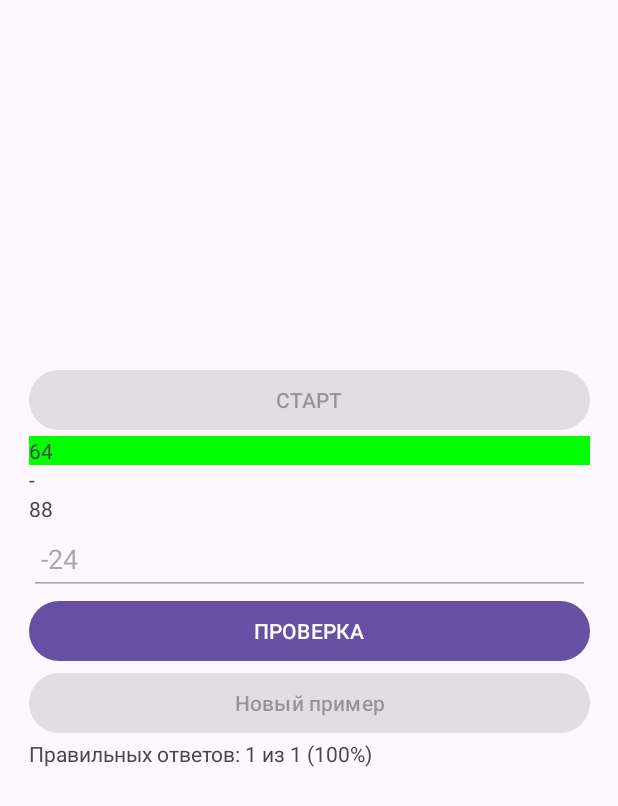
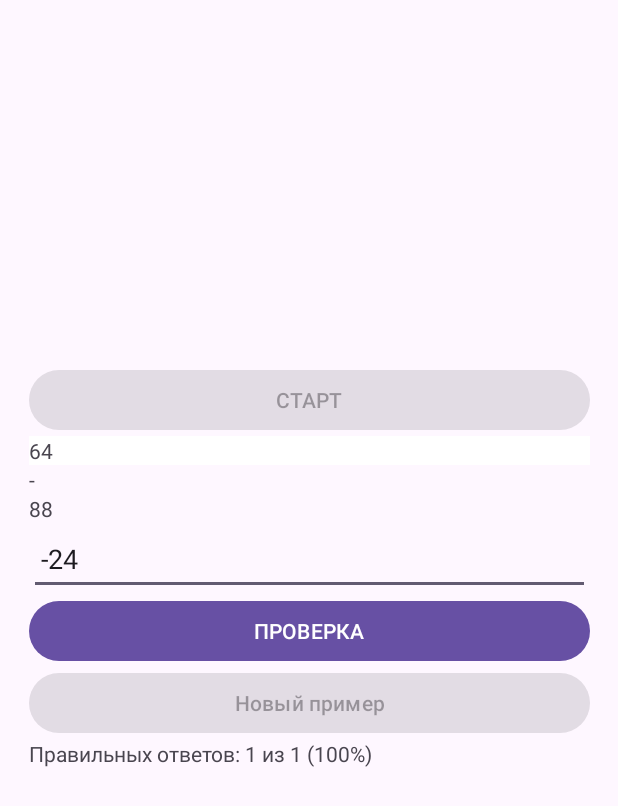
Before and after one commit to 123rjwq/pr_32_solve_the_example_v_4, an Android app: the screen it shows after launch (MainActivity), after a tap on "Новый пример", on a phone screen of 412 x 824 dp. Shown: the top 806 px of the screen. Run offline under Robolectric (Android 15) with nearby library versions, the phone set to English and light mode, and no system bars; 2 other taps on this screen came first.

Commit message:
2
переместить заолнение правильным ответа после проверки, а не при генерации нового примера. Кнопки актив не актив верно задать. Генерация ответов при не целочисленом деление сделать целочисленной

```diff
--- a/app/src/main/java/com/example/pr_32_solve_the_example_v_4_rom_kir/MainActivity.kt
+++ b/app/src/main/java/com/example/pr_32_solve_the_example_v_4_rom_kir/MainActivity.kt
@@ -44,6 +44,8 @@ class MainActivity : AppCompatActivity() {
     }
 
     private fun generateExample() {
+        operand1TextView.setBackgroundColor(android.graphics.Color.WHITE)
+
         val operand1 = Random.nextInt(10, 99)
         val operand2 = Random.nextInt(10, 99)
         val operator = when (Random.nextInt(0, 4)) {
@@ -66,7 +68,7 @@ class MainActivity : AppCompatActivity() {
             "-" -> answerEditText.setText((operand1 - operand2).toString())
             "+" -> answerEditText.setText((operand1 + operand2).toString())
         }
-
+        answerEditText.isEnabled = true
         startButton.isEnabled = false
         checkButton.isEnabled = true
         newExampleButton.isEnabled = false
--- a/app/src/main/res/layout/activity_main.xml
+++ b/app/src/main/res/layout/activity_main.xml
@@ -28,7 +28,7 @@
             android:layout_width="match_parent"
             android:layout_height="wrap_content"
             android:text="Операнд 1"
-            android:inputType="number"/>
+            />
 
         <TextView
             android:id="@+id/operatorTextView"
@@ -48,7 +48,8 @@
             android:layout_height="wrap_content"
             android:hint="Введите ответ"
             android:minHeight="48dp"
-            android:padding="8dp"/>
+            android:padding="8dp"
+            android:inputType="number"/>
 
         <Button
             android:id="@+id/checkButton"
```
